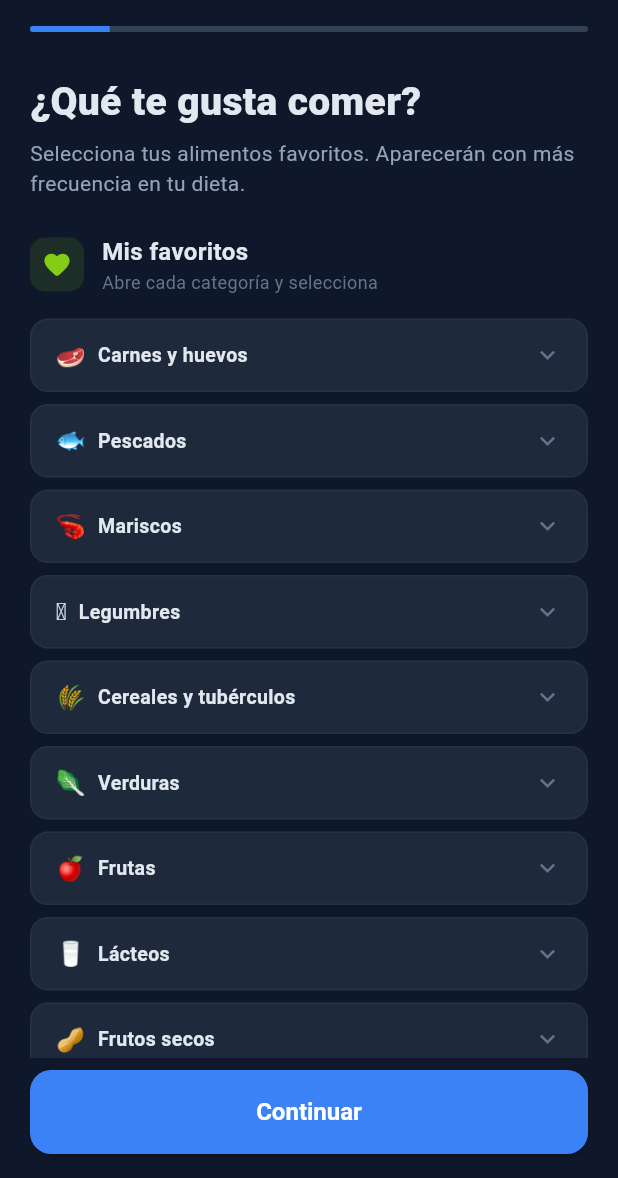
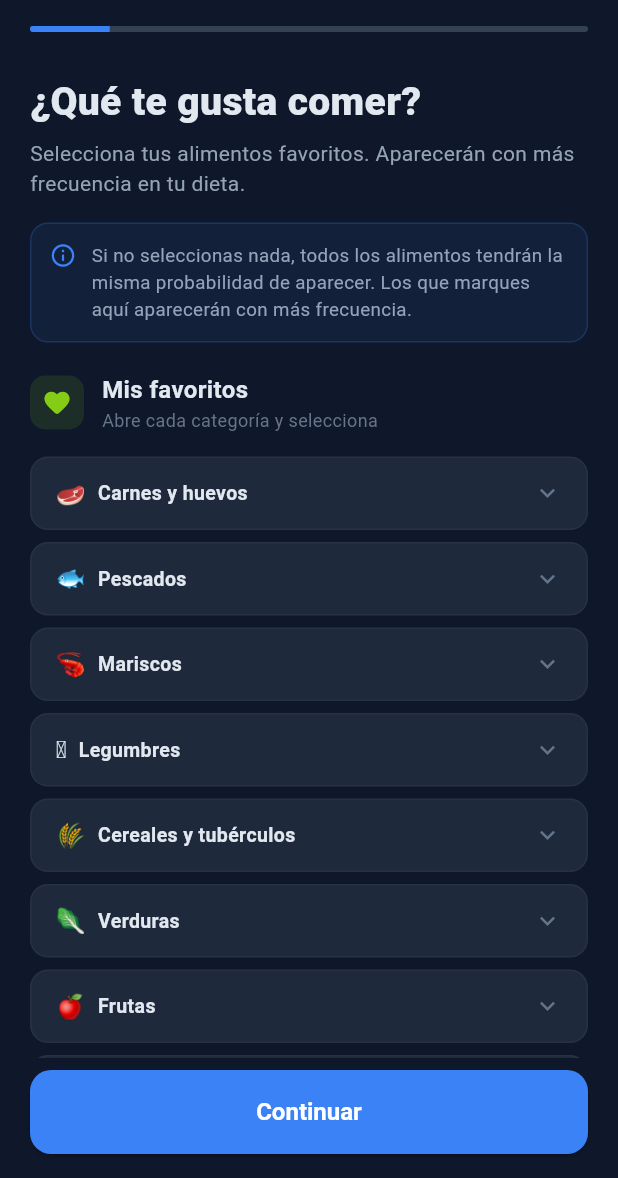
Before and after one commit to DiegoUC3M/nutriAI, a Flutter app: the NutritionFlowScreen screen opened directly, swiped to page 2, on a phone screen of 412 x 824 dp, the part 58-1236 px from its top. Run offline on Flutter 3.47's test engine with Material 3 defaults, Android fonts, the phone set to English and light mode, and no system bars; our stand-ins replace google_mobile_ads, shared_preferences; accounts and stored records are empty.

Commit message:
[DFA] Divs explicativos a la hora de seleccionar alimentos

```diff
--- a/lib/screens/nutrition/steps/step_diet_result.dart
+++ b/lib/screens/nutrition/steps/step_diet_result.dart
@@ -170,7 +170,7 @@ class _StepDietResultState extends State<StepDietResult> {
                         child: ElevatedButton.icon(
                           onPressed: widget.onGoToShoppingList,
                           icon: const Icon(Icons.shopping_cart_outlined, size: 18),
-                          label: const Text('Lista de compra'),
+                          label: const Text('Compra', overflow: TextOverflow.ellipsis),
                           style: ElevatedButton.styleFrom(
                             backgroundColor: AppColors.secondary,
                           ),
--- a/lib/screens/nutrition/steps/step_favorites.dart
+++ b/lib/screens/nutrition/steps/step_favorites.dart
@@ -54,7 +54,29 @@ class _StepFavoritesState extends State<StepFavorites> {
             'Selecciona tus alimentos favoritos. Aparecerán con más frecuencia en tu dieta.',
             style: TextStyle(fontSize: 14, color: AppColors.textSecondary, height: 1.4),
           ),
-          const SizedBox(height: 24),
+          const SizedBox(height: 16),
+          Container(
+            padding: const EdgeInsets.all(12),
+            decoration: BoxDecoration(
+              color: AppColors.primary.withValues(alpha: 0.08),
+              borderRadius: BorderRadius.circular(12),
+              border: Border.all(color: AppColors.primary.withValues(alpha: 0.2)),
+            ),
+            child: const Row(
+              crossAxisAlignment: CrossAxisAlignment.start,
+              children: [
+                Icon(Icons.info_outline_rounded, size: 18, color: AppColors.primary),
+                SizedBox(width: 10),
+                Expanded(
+                  child: Text(
+                    'Si no seleccionas nada, todos los alimentos tendrán la misma probabilidad de aparecer. Los que marques aquí aparecerán con más frecuencia.',
+                    style: TextStyle(fontSize: 12.5, color: AppColors.textSecondary, height: 1.4),
+                  ),
+                ),
+              ],
+            ),
+          ),
+          const SizedBox(height: 20),
           SectionHeader(
             icon: Icons.favorite_rounded,
             iconColor: AppColors.secondary,
```
Also changed, not shown: lib/screens/nutrition/steps/step_disliked.dart (+23 -1 lines).
